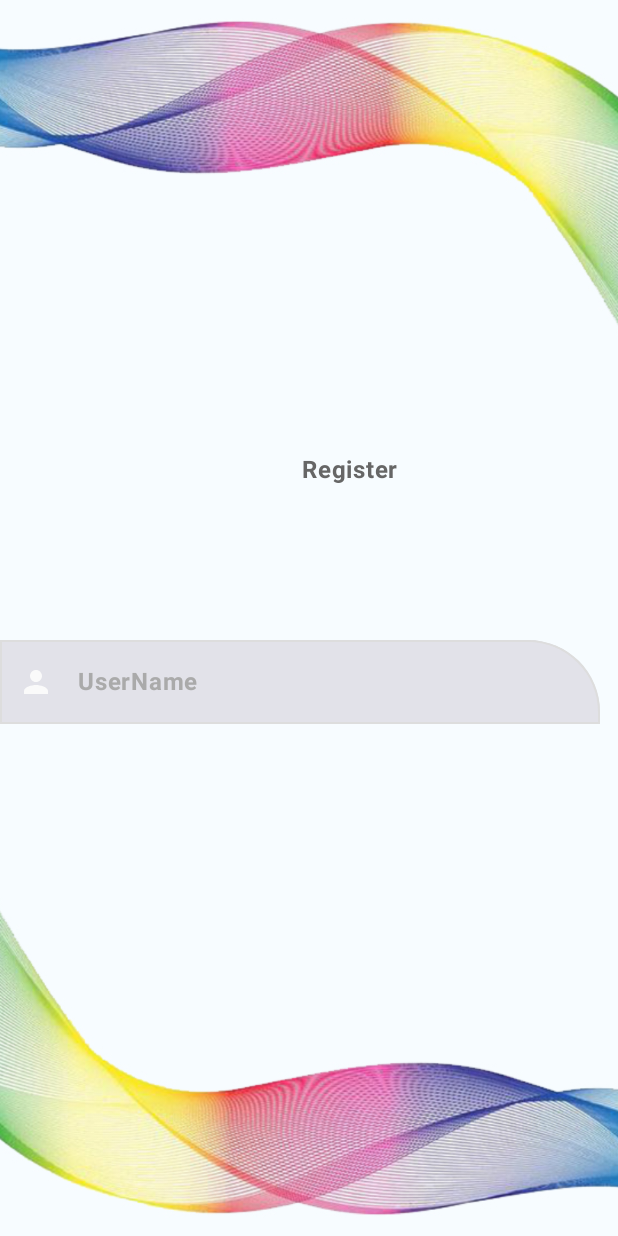
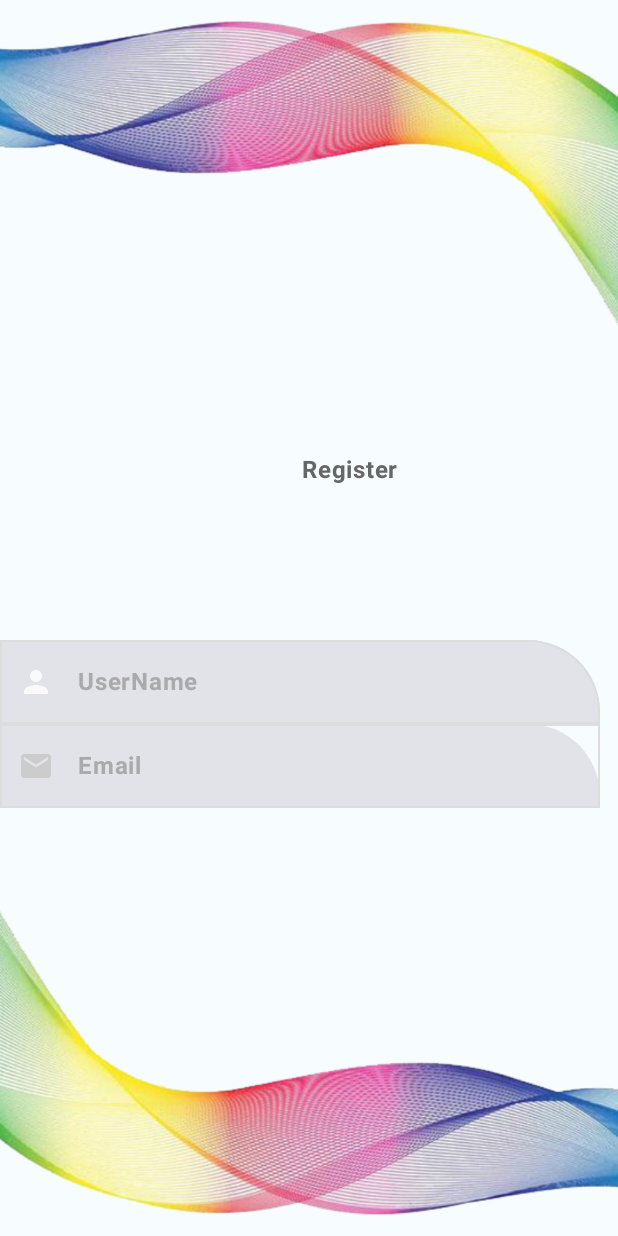
Before and after one commit to Sevilex/Login-Register, an Android app built with Jetpack Compose: the screen it shows after launch (MainActivity), on a phone screen of 412 x 824 dp. Run offline under Robolectric (Android 15) with nearby library versions, the phone set to English and light mode, and no system bars.

Commit message:
Create Email Box

```diff
--- a/app/src/main/java/com/example/loginregester/MainActivity.kt
+++ b/app/src/main/java/com/example/loginregester/MainActivity.kt
@@ -11,7 +11,10 @@ import androidx.compose.foundation.layout.fillMaxSize
 import androidx.compose.foundation.layout.padding
 import androidx.compose.foundation.layout.width
 import androidx.compose.foundation.shape.RoundedCornerShape
+import androidx.compose.foundation.text.KeyboardOptions
 import androidx.compose.material.icons.Icons
+import androidx.compose.material.icons.filled.Email
+import androidx.compose.material.icons.filled.Lock
 import androidx.compose.material.icons.filled.Person
 import androidx.compose.material3.ExperimentalMaterial3Api
 import androidx.compose.material3.Icon
@@ -26,10 +29,13 @@ import androidx.compose.runtime.mutableStateOf
 import androidx.compose.runtime.remember
 import androidx.compose.runtime.setValue
 import androidx.compose.ui.Modifier
+import androidx.compose.ui.draw.shadow
 import androidx.compose.ui.graphics.Color
 import androidx.compose.ui.layout.ContentScale
 import androidx.compose.ui.res.painterResource
 import androidx.compose.ui.text.font.FontWeight
+import androidx.compose.ui.text.input.KeyboardType
+import androidx.compose.ui.text.input.PasswordVisualTransformation
 import androidx.compose.ui.tooling.preview.Preview
 import androidx.compose.ui.unit.dp
 import com.example.loginregester.ui.theme.LoginRegesterTheme
@@ -76,8 +82,62 @@ fun RegisterForm() {
                     color = Color(0xFF666666),
                 )
             }
+            Column {
+                UserNameField()
+                EmailFiled()
 
-            Column {
+            }
+        }
+    }
+}
+
+
+
+
+@OptIn(ExperimentalMaterial3Api::class)
+@Composable
+fun x() {
+    var password by remember { mutableStateOf("") }
+    TextField(
+        value = password,
+        onValueChange = { password = it },
+        label = {
+            Text(
+                text = "Password",
+                fontWeight = FontWeight.Bold,
+                color = Color(0xFFAAAAAA)
+            )
+        },
+        shape = RoundedCornerShape(bottomEnd = 48.dp),
+        keyboardOptions = KeyboardOptions(
+            keyboardType = KeyboardType.Password
+        ),
+        visualTransformation = PasswordVisualTransformation(),
+        colors = TextFieldDefaults.textFieldColors(
+            unfocusedIndicatorColor = Color.Transparent,
+            focusedIndicatorColor = Color.Transparent,
+            //backgroundColor = Color(0xFFFAFAFA)
+        ),
+        leadingIcon = {
+            Icon(
+                imageVector = Icons.Filled.Lock,
+                contentDescription = "",
+                tint = Color(0xFFCCCCCC)
+            )
+        },
+        modifier = Modifier
+            .width(400.dp)
+            .shadow(
+                elevation = 10.dp,
+                shape = RoundedCornerShape(bottomEnd = 48.dp)
+            )
+    )
+}
+
+
+@Composable
+@OptIn(ExperimentalMaterial3Api::class)
+private fun UserNameField() {
     var txt by remember { mutableStateOf("") }
     TextField(
         value = txt,
@@ -111,10 +171,40 @@ fun RegisterForm() {
             )
     )
 }
+
+@OptIn(ExperimentalMaterial3Api::class)
+@Composable
+fun EmailFiled() {
+    var txt2 by remember { mutableStateOf("") }
+    TextField(
+        value = txt2,
+        onValueChange = { txt2 = it },
+        label = {
+            Text(
+                text = "Email",
+                fontWeight = FontWeight.Bold,
+                color = Color(0xFFAAAAAA)
+            )
+        },
+        shape = RoundedCornerShape(topEnd = 48.dp),
+        colors = TextFieldDefaults.textFieldColors(
+            unfocusedIndicatorColor = Color(0xFFDDDDDD),
+            focusedIndicatorColor = Color(0xFFCCCCCC),
+            //backgroundColor = Color(0xFFFAFAFA)
+        ),
+        leadingIcon = {
+            Icon(
+                imageVector = Icons.Filled.Email,
+                contentDescription = "",
+                tint = Color(0xFFCCCCCC)
+            )
+        },
+        modifier = Modifier
+            .width(400.dp)
+            .border(
+                width = 1.dp,
+                color = Color(0xFFDDDDDD),
+                //shape = RoundedCornerShape(topEnd = 48.dp),
+            )
+    )
 }
-    }
-}
-
-@Composable
-fun x() {
-}
```
Also changed, not shown: app/src/main/java/com/example/loginregester/Register.kt (+12 -10 lines). Lines whose indentation alone changed are shown as unchanged.
